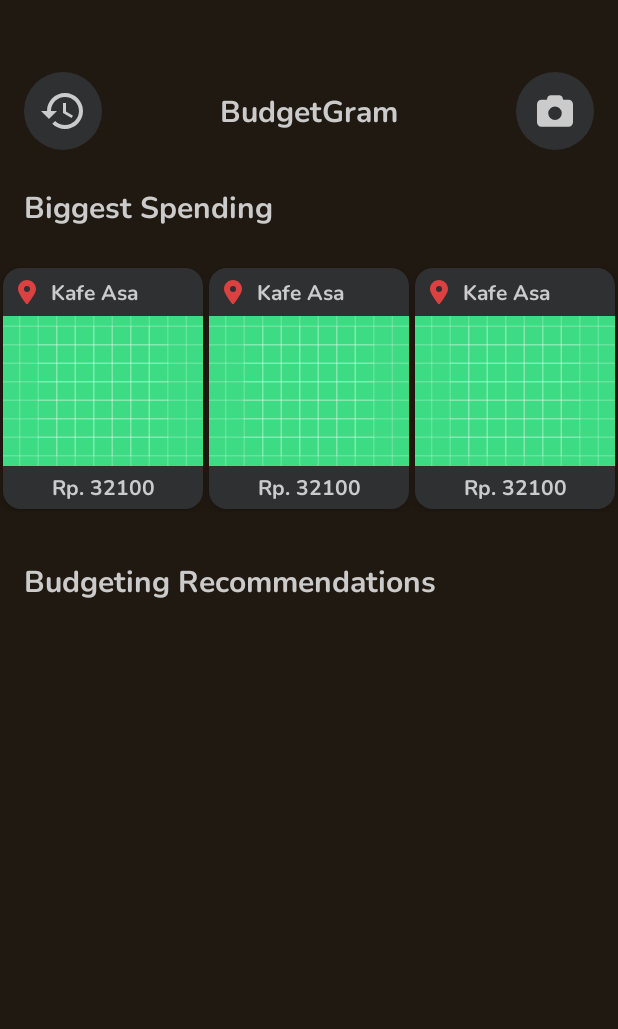
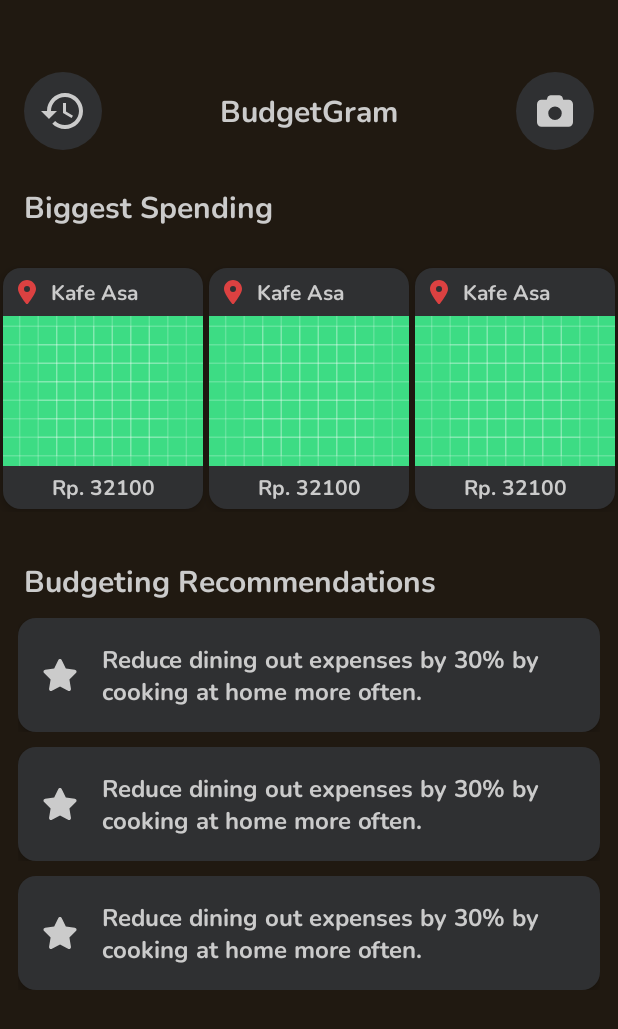
Before and after one commit to samuelyuma/budgetgram, an Android app: the layout report_page.xml on its own in the app's theme, with its tools: preview values and no code run, on a phone screen of 412 x 824 dp. Shown: the top 1029 px of the screen. Run offline under Robolectric (Android 15) with nearby library versions, the phone set to English and light mode, and no system bars.

Commit message:
feat: added recommendation template

```diff
--- /dev/null
+++ b/app/src/main/res/drawable/star_solid.xml
@@ -0,0 +1,9 @@
+<vector xmlns:android="http://schemas.android.com/apk/res/android"
+    android:width="576dp"
+    android:height="512dp"
+    android:viewportWidth="576"
+    android:viewportHeight="512">
+  <path
+      android:fillColor="#FF000000"
+      android:pathData="M316.9,18C311.6,7 300.4,0 288.1,0s-23.4,7 -28.8,18L195,150.3 51.4,171.5c-12,1.8 -22,10.2 -25.7,21.7s-0.7,24.2 7.9,32.7L137.8,329 113.2,474.7c-2,12 3,24.2 12.9,31.3s23,8 33.8,2.3l128.3,-68.5 128.3,68.5c10.8,5.7 23.9,4.9 33.8,-2.3s14.9,-19.3 12.9,-31.3L438.5,329 542.7,225.9c8.6,-8.5 11.7,-21.2 7.9,-32.7s-13.7,-19.9 -25.7,-21.7L381.2,150.3 316.9,18z"/>
+</vector>
--- /dev/null
+++ b/app/src/main/res/layout/recommendation_template.xml
@@ -0,0 +1,29 @@
+<?xml version="1.0" encoding="utf-8"?>
+<LinearLayout
+    xmlns:android="http://schemas.android.com/apk/res/android"
+    xmlns:app="http://schemas.android.com/apk/res-auto"
+    android:layout_width="match_parent"
+    android:layout_height="wrap_content"
+    android:orientation="horizontal"
+    android:background="@drawable/rounded_entry"
+    android:padding="16dp"
+    android:elevation="4dp">
+
+    <ImageView
+        android:layout_width="24dp"
+        android:layout_height="24dp"
+        android:tint="@color/text"
+        android:layout_gravity="center_vertical"
+        android:layout_marginRight="16dp"
+        android:src="@drawable/star_solid" />
+
+    <TextView
+        android:layout_width="match_parent"
+        android:layout_height="wrap_content"
+        android:fontFamily="@font/nunito"
+        android:textSize="16sp"
+        android:textColor="@color/text"
+        android:text="Reduce dining out expenses by 30% by cooking at home more often."/>
+
+
+</LinearLayout>
--- a/app/src/main/res/layout/report_page.xml
+++ b/app/src/main/res/layout/report_page.xml
@@ -106,6 +106,41 @@
         android:textColor="@color/text"
         android:layout_marginTop="32dp"/>
 
+    <GridLayout
+        android:layout_width="match_parent"
+        android:layout_height="wrap_content"
+        android:columnCount="1"
+        android:layout_marginTop="10dp"
+        app:layout_constraintTop_toBottomOf="@id/text_recs">
+
+        <FrameLayout
+            android:layout_width="wrap_content"
+            android:layout_height="wrap_content"
+            android:paddingHorizontal="12dp"
+            android:layout_marginBottom="10dp">
+            <include layout="@layout/recommendation_template" />
+        </FrameLayout>
+
+        <FrameLayout
+            android:layout_width="wrap_content"
+            android:layout_height="wrap_content"
+            android:paddingHorizontal="12dp"
+            android:layout_marginBottom="10dp">
+            <include layout="@layout/recommendation_template" />
+        </FrameLayout>
+
+        <FrameLayout
+            android:layout_width="wrap_content"
+            android:layout_height="wrap_content"
+            android:paddingHorizontal="12dp"
+            android:layout_marginBottom="10dp">
+            <include layout="@layout/recommendation_template" />
+        </FrameLayout>
+
+    </GridLayout>
+
+
+
 
 
 </androidx.constraintlayout.widget.ConstraintLayout>
```
